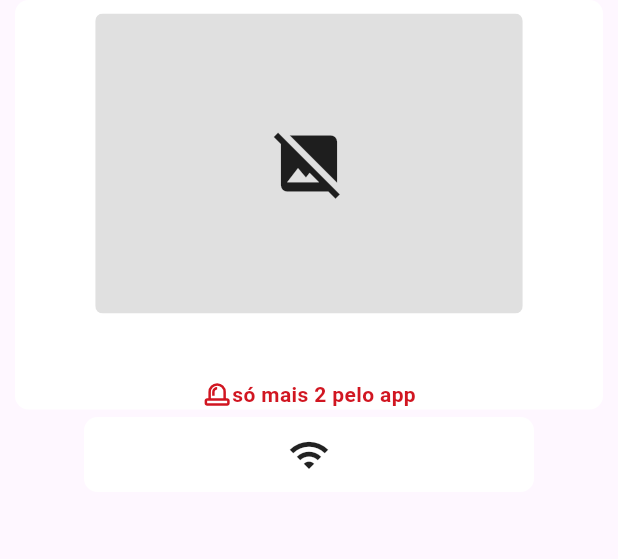
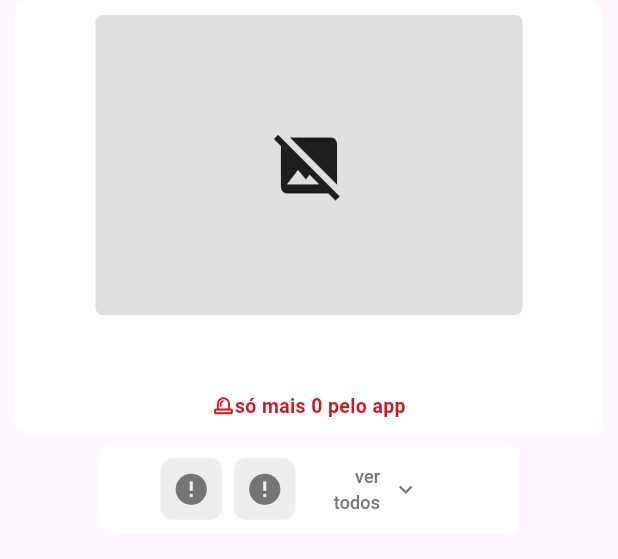
Before and after one commit to DevDaleee/TechTest-GuiaMoteis, a Flutter app: the CustomCardSuites widget shown alone on an empty page, opened directly with empty values, on a phone screen of 412 x 824 dp. Shown: the top 559 px of the screen. Run offline on Flutter 3.47's test engine with Material 3 defaults, Android fonts, the phone set to English and light mode, and no system bars; our stand-ins replace carousel_slider, flutter_svg, font_awesome_flutter; missing offline and left inert: animated_emoji; network calls fail.

Commit message:
feat(home): enhance suite card UI and add icon mapping
- Add icon mapping functionality in HomePageProvider
- Improve CustomCardSuites layout and styling
- Implement dynamic icon display for suite features
- Add FontAwesome icons for better feature representation
- Adjust padding and sizing for better visual appeal

```diff
--- /dev/null
+++ b/devtools_options.yaml
@@ -0,0 +1,3 @@
+description: This file stores settings for Dart & Flutter DevTools.
+documentation: https://docs.flutter.dev/tools/devtools/extensions#configure-extension-enablement-states
+extensions:
--- a/lib/data/provider/home_page_provider.dart
+++ b/lib/data/provider/home_page_provider.dart
@@ -1,4 +1,8 @@
+import 'dart:math';
+
 import 'package:flutter/material.dart';
+import 'package:font_awesome_flutter/font_awesome_flutter.dart';
+import 'package:techtest_guia_motel/models/item_model.dart';
 
 enum ScreenSwitch { iragora, iroutrodia }
 
@@ -11,4 +15,50 @@ class HomePageProvider extends ChangeNotifier {
     _chooseScreen = value;
     notifyListeners();
   }
+
+  List<IconData> mapItemsToIcons(List<ItemModel> items) {
+    if (items.isEmpty) {
+      return [Icons.error, Icons.error, Icons.keyboard_arrow_down];
+    }
+
+    final Map<String, IconData> iconMap = {
+      'tv a cabo': Icons.tv,
+      "tv led 32''": Icons.tv,
+      'iluminação por leds': Icons.lightbulb,
+      'garagem coletiva': FontAwesomeIcons.warehouse,
+      'som am/fm': FontAwesomeIcons.radio,
+      '3 canais eróticos': FontAwesomeIcons.lock,
+      'bluetooth': FontAwesomeIcons.bluetooth,
+      'espelho no teto': FontAwesomeIcons.square,
+      'ducha dupla': FontAwesomeIcons.shower,
+      'acesso à suíte via escadas': FontAwesomeIcons.personWalking,
+      'banheira de hidromassagem': FontAwesomeIcons.hotTubPerson,
+      'frigobar': FontAwesomeIcons.snowflake,
+      'wi-fi': FontAwesomeIcons.wifi,
+      'ar-condicionado split': FontAwesomeIcons.wind,
+      'secador de cabelo': FontAwesomeIcons.hotjar,
+    };
+
+    Set<IconData> iconSet = {};
+    Random random = Random();
+
+    List<String> shuffledItems =
+        List.from(items.map((e) => e.name!.toLowerCase()))..shuffle(random);
+
+    for (var name in shuffledItems) {
+      if (iconMap.containsKey(name)) {
+        if (iconSet.add(iconMap[name]!) && iconSet.length == 2) break;
+      }
+    }
+
+    List<IconData> icons = iconSet.toList();
+
+    while (icons.length < 2) {
+      icons.add(FontAwesomeIcons.question);
+    }
+
+    icons.add(Icons.keyboard_arrow_down); // "Ver todos"
+
+    return icons;
+  }
 }
--- a/lib/src/home/components/suites_card.dart
+++ b/lib/src/home/components/suites_card.dart
@@ -1,9 +1,14 @@
+import 'dart:math';
+
 import 'package:flutter/material.dart';
 import 'package:flutter_svg/flutter_svg.dart';
+import 'package:provider/provider.dart';
+import 'package:techtest_guia_motel/data/provider/home_page_provider.dart';
+import 'package:techtest_guia_motel/models/item_model.dart';
 import 'package:techtest_guia_motel/models/suite_model.dart';
 import 'package:techtest_guia_motel/services/utils.dart';
 
-class CustomCardSuites extends StatelessWidget {
+class CustomCardSuites extends StatefulWidget {
   final SuiteModel suites;
   final int suitesLenght;
 
@@ -13,6 +18,11 @@ class CustomCardSuites extends StatelessWidget {
     required this.suitesLenght,
   });
 
+  @override
+  State<CustomCardSuites> createState() => _CustomCardSuitesState();
+}
+
+class _CustomCardSuitesState extends State<CustomCardSuites> {
   @override
   Widget build(BuildContext context) {
     return SingleChildScrollView(
@@ -30,14 +40,15 @@ class CustomCardSuites extends StatelessWidget {
               crossAxisAlignment: CrossAxisAlignment.center,
               children: [
                 Padding(
-                  padding: const EdgeInsets.only(top: 9),
+                  padding: const EdgeInsets.fromLTRB(9, 10, 9, 0),
                   child: ClipRRect(
                     borderRadius: BorderRadius.circular(5),
-                    child: suites.photos != null && suites.photos!.isNotEmpty
+                    child: widget.suites.photos != null &&
+                            widget.suites.photos!.isNotEmpty
                         ? Image.network(
-                            suites.photos!.first,
+                            widget.suites.photos!.first,
                             height: 200,
-                            width: 285,
+                            width: 260,
                             fit: BoxFit.cover,
                           )
                         : Container(
@@ -48,37 +59,48 @@ class CustomCardSuites extends StatelessWidget {
                           ),
                   ),
                 ),
-                Text(
-                  suites.name ?? 'Suíte sem nome',
+                Padding(
+                  padding: EdgeInsets.fromLTRB(10, 0, 10, 10),
+                  child: Text(
+                    widget.suites.name ?? 'Suíte sem nome',
                     maxLines: 2,
+                    overflow: TextOverflow.ellipsis,
                     textAlign: TextAlign.center,
                     style: const TextStyle(
-                    fontSize: 17,
+                      fontSize: 15,
                       fontWeight: FontWeight.w500,
                     ),
                   ),
-                if (suitesLenght <= 2)
-                  Row(
+                ),
+                if (widget.suites.quantity! <= 2)
+                  Padding(
+                    padding: EdgeInsets.only(bottom: 10),
+                    child: Row(
                       mainAxisAlignment: MainAxisAlignment.center,
                       children: [
                         SvgPicture.asset(
                           'assets/icons/siren.svg',
-                        height: 20,
-                        width: 20,
+                          height: 15,
+                          width: 15,
                         ),
-                      const Text(
-                        'só mais 2 pelo app',
+                        Text(
+                          'só mais ${widget.suites.quantity!} pelo app',
                           style: TextStyle(
                             color: Color(0xFFd11621),
                             fontWeight: FontWeight.bold,
+                            fontSize: 13,
                           ),
                         ),
                       ],
                     ),
+                  ),
               ],
             ),
           ),
-          _buildFeatureCard(Icons.wifi),
+          _buildFeatureCard(
+            context,
+            widget.suites.items!,
+          ),
           //TODO CONSERTAR ESSA MERDA AQUI VSFF EU TE ODEIO CARD DE MERDA
           // ListView.builder(
           //   shrinkWrap: true,
@@ -96,19 +118,69 @@ class CustomCardSuites extends StatelessWidget {
     );
   }
 
-  Widget _buildFeatureCard(IconData icon) {
+  Widget _buildFeatureCard(BuildContext context, List<ItemModel> items) {
+    HomePageProvider provider = context.read<HomePageProvider>();
+
+    List<IconData> icons = provider.mapItemsToIcons(items);
+    debugPrint(icons.toString());
+
     return Container(
-      margin: const EdgeInsets.symmetric(horizontal: 10, vertical: 2),
+      margin: const EdgeInsets.symmetric(vertical: 3),
       decoration: BoxDecoration(
         color: Colors.white,
         borderRadius: BorderRadius.circular(9),
       ),
       child: SizedBox(
-        width: 300,
-        height: 50,
+        width: 280,
+        height: 60,
+        child: Row(
+          spacing: 8,
+          mainAxisAlignment: MainAxisAlignment.center,
+          children: [
+            _buildFeatureIcon(icon: icons[0]),
+            _buildFeatureIcon(icon: icons[1]),
+            _buildFeatureIcon(
+                label: 'ver todos', icon: Icons.keyboard_arrow_down),
+          ],
+        ),
+      ),
+    );
+  }
+
+  Widget _buildFeatureIcon({required IconData icon, String? label}) {
+    return label != null
+        ? ElevatedButton.icon(
+            onPressed: () {},
+            style: ButtonStyle(
+              fixedSize: WidgetStatePropertyAll(Size(100, 50)),
+              elevation: WidgetStatePropertyAll(0),
+              backgroundColor: WidgetStatePropertyAll(Colors.transparent),
+            ),
+            iconAlignment: IconAlignment.end,
+            icon: Icon(
+              icon,
+              color: Colors.grey.shade600,
+            ),
+            label: Text(
+              'ver\ntodos',
+              maxLines: 2,
+              textAlign: TextAlign.end,
+              style: TextStyle(
+                fontSize: 12,
+                color: Colors.grey.shade600,
+              ),
+            ),
+          )
+        : Container(
+            decoration: BoxDecoration(
+                color: Colors.grey.shade200,
+                borderRadius: BorderRadius.all(Radius.circular(8))),
             child: Padding(
-          padding: const EdgeInsets.symmetric(horizontal: 8.0),
-          child: _buildFeatureIcon(icon: icon),
+              padding: EdgeInsets.all(8),
+              child: Icon(
+                icon,
+                size: 25,
+                color: Colors.grey.shade600,
               ),
             ),
           );
@@ -162,23 +234,4 @@ class CustomCardSuites extends StatelessWidget {
       ],
     );
   }
-
-  Widget _buildFeatureIcon({required IconData icon, String? label}) {
-    return label != null
-        ? GestureDetector(
-            onTap: () {},
-            child: Row(
-              mainAxisAlignment: MainAxisAlignment.end,
-              children: [
-                const Text(
-                  'ver\ntodos',
-                  textAlign: TextAlign.end,
-                  style: TextStyle(fontSize: 12),
-                ),
-                Icon(icon),
-              ],
-            ),
-          )
-        : Icon(icon, size: 28);
 }
-}
--- a/pubspec.yaml
+++ b/pubspec.yaml
@@ -40,6 +40,7 @@ dependencies:
   flutter_svg: ^2.0.17
   carousel_slider: ^5.0.0
   intl: ^0.20.2
+  font_awesome_flutter: ^10.8.0
 
 
 dev_dependencies:
```
Also changed, not shown: pubspec.lock. Lines whose indentation alone changed are shown as unchanged.
